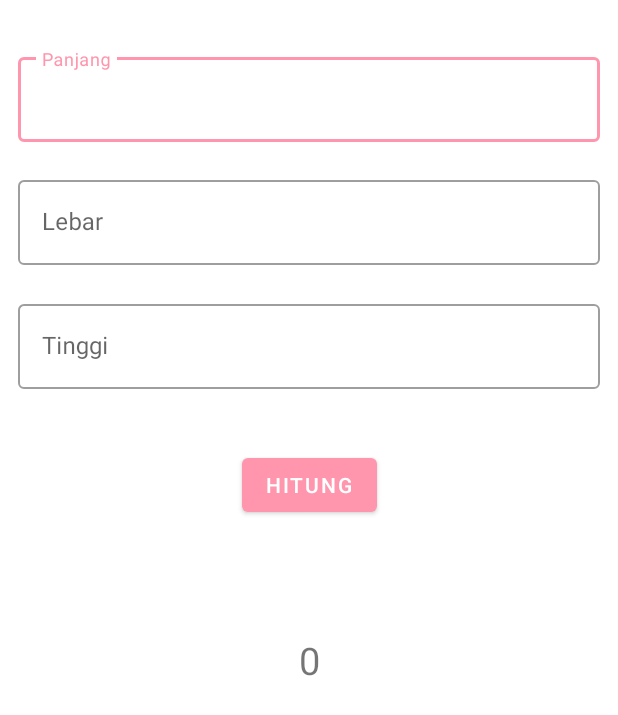
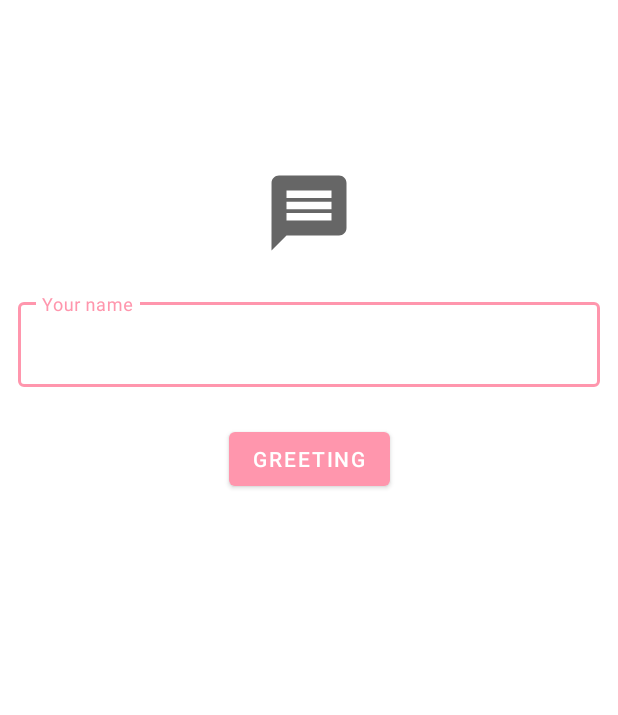
Before and after one commit to rifqyram/simple-android-kotlin-handson, an Android app: the screen it shows after launch (MainActivity), on a phone screen of 412 x 824 dp. Shown: the top 715 px of the screen. Run offline under Robolectric (Android 15) with nearby library versions, the light colour scheme and no system bars.

Commit message:
[HANDSON] Intent

```diff
--- a/app/src/main/java/com/enigma/pascalandroid/MainActivity.kt
+++ b/app/src/main/java/com/enigma/pascalandroid/MainActivity.kt
@@ -1,47 +1,27 @@
 package com.enigma.pascalandroid
 
 import android.annotation.SuppressLint
+import android.content.Intent
 import androidx.appcompat.app.AppCompatActivity
 import android.os.Bundle
+import android.view.View
 import android.widget.TextView
 import com.google.android.material.button.MaterialButton
 import com.google.android.material.textfield.TextInputEditText
+import kotlinx.android.synthetic.main.activity_main.*
 
 class MainActivity : AppCompatActivity() {
-    lateinit var calcTv: TextView
-    lateinit var lengthInput: TextInputEditText
-    lateinit var widthInput: TextInputEditText
-    lateinit var heightInput: TextInputEditText
-    lateinit var button: MaterialButton
 
     @SuppressLint("SetTextI18n")
     override fun onCreate(savedInstanceState: Bundle?) {
         super.onCreate(savedInstanceState)
         setContentView(R.layout.activity_main)
-
-        button = findViewById(R.id.calc_btn)
-        calcTv = findViewById(R.id.calc_tv)
-        lengthInput = findViewById(R.id.input_length)
-        widthInput = findViewById(R.id.input_width)
-        heightInput = findViewById(R.id.input_height)
-
-        button.setOnClickListener {
-            if (lengthInput.text.isNullOrBlank() || heightInput.text.isNullOrBlank() || widthInput.text.isNullOrBlank()) {
-                calcTv.text = "Invalid input!"
-            } else {
-                calcOnPress()
-            }
-        }
     }
 
-    private fun calculate(length: Int, width: Int, height: Int) = length * width * height
-
-    private fun calcOnPress() {
-        val length = lengthInput.text.toString().toInt()
-        val width = widthInput.text.toString().toInt()
-        val height = heightInput.text.toString().toInt()
-        val calculate = calculate(length, width, height)
-        calcTv.text = "$calculate"
+    private fun sendData() {
+        val intent = Intent(this@MainActivity, SecondActivity::class.java)
+        intent.putExtra(SecondActivity.GET_NAME, input_greeting.text.toString())
+        input_greeting.setText("")
+        startActivity(intent)
     }
-
 }
--- a/app/src/main/res/layout/activity_main.xml
+++ b/app/src/main/res/layout/activity_main.xml
@@ -8,86 +8,40 @@
     android:layout_margin="12dp"
     tools:context=".MainActivity">
 
+    <ImageView
+        android:id="@+id/image_message"
+        android:layout_width="60dp"
+        android:layout_height="60dp"
+        android:layout_marginTop="100dp"
+        android:background="@drawable/ic_baseline_message_24"
+        app:layout_constraintLeft_toLeftOf="parent"
+        app:layout_constraintRight_toRightOf="parent"
+        app:layout_constraintTop_toTopOf="parent" />
+
     <com.google.android.material.textfield.TextInputLayout
-        android:id="@+id/outline_tv_length"
+        android:id="@+id/outlinedTextField"
         style="@style/Widget.MaterialComponents.TextInputLayout.OutlinedBox"
         android:layout_width="match_parent"
         android:layout_height="wrap_content"
-        android:hint="Panjang"
-        app:layout_constraintBottom_toTopOf="@id/outline_tv_width"
-        app:layout_constraintTop_toTopOf="parent">
+        android:layout_marginTop="24dp"
+        android:hint="Your name"
+        app:layout_constraintTop_toBottomOf="@+id/image_message">
 
         <com.google.android.material.textfield.TextInputEditText
-            android:id="@+id/input_length"
+            android:id="@+id/input_greeting"
             android:layout_width="match_parent"
-            android:layout_height="wrap_content"
-            android:inputType="number" />
-
-    </com.google.android.material.textfield.TextInputLayout>
-
-    <com.google.android.material.textfield.TextInputLayout
-        android:id="@+id/outline_tv_width"
-        style="@style/Widget.MaterialComponents.TextInputLayout.OutlinedBox"
-        android:layout_width="match_parent"
-        android:layout_height="wrap_content"
-        android:hint="Lebar"
-        app:layout_constraintBottom_toTopOf="@id/outline_tv_height"
-        app:layout_constraintTop_toBottomOf="@id/outline_tv_length">
-
-        <com.google.android.material.textfield.TextInputEditText
-            android:id="@+id/input_width"
-            android:layout_width="match_parent"
-            android:layout_height="wrap_content"
-            android:inputType="number" />
-
-    </com.google.android.material.textfield.TextInputLayout>
-
-    <com.google.android.material.textfield.TextInputLayout
-        android:id="@+id/outline_tv_height"
-        style="@style/Widget.MaterialComponents.TextInputLayout.OutlinedBox"
-        android:layout_width="match_parent"
-        android:layout_height="wrap_content"
-        android:hint="Tinggi"
-        app:layout_constraintBottom_toTopOf="@+id/calc_btn"
-        app:layout_constraintTop_toBottomOf="@id/outline_tv_width">
-
-        <com.google.android.material.textfield.TextInputEditText
-            android:id="@+id/input_height"
-            android:layout_width="match_parent"
-            android:layout_height="wrap_content"
-            android:inputType="number" />
+            android:layout_height="wrap_content" />
 
     </com.google.android.material.textfield.TextInputLayout>
 
     <com.google.android.material.button.MaterialButton
-        android:id="@+id/calc_btn"
+        android:id="@+id/greeting_btn"
         android:layout_width="wrap_content"
         android:layout_height="wrap_content"
-        android:layout_marginTop="20dp"
-        android:text="Hitung"
-        app:layout_constraintBottom_toTopOf="@id/guideline2"
+        android:layout_marginTop="24dp"
+        android:text="Greeting"
         app:layout_constraintLeft_toLeftOf="parent"
         app:layout_constraintRight_toRightOf="parent"
-        app:layout_constraintTop_toBottomOf="@id/outline_tv_height" />
-
-    <androidx.constraintlayout.widget.Guideline
-        android:id="@+id/guideline2"
-        android:layout_width="wrap_content"
-        android:layout_height="wrap_content"
-        android:orientation="horizontal"
-        app:layout_constraintGuide_begin="356dp" />
-
-    <TextView
-        android:id="@+id/calc_tv"
-        android:layout_width="match_parent"
-        android:layout_height="wrap_content"
-        android:layout_marginBottom="300dp"
-        android:text="0"
-        android:textAlignment="center"
-        android:textSize="25sp"
-        app:layout_constraintBottom_toBottomOf="parent"
-        app:layout_constraintLeft_toLeftOf="parent"
-        app:layout_constraintRight_toRightOf="parent"
-        app:layout_constraintTop_toBottomOf="@id/guideline2" />
+        app:layout_constraintTop_toBottomOf="@id/outlinedTextField" />
 
 </androidx.constraintlayout.widget.ConstraintLayout>
```
Also changed, not shown: app/src/main/java/com/enigma/pascalandroid/SecondActivity.kt (added, +35 -0 lines), app/src/main/res/layout/activity_second.xml (added, +53 -0 lines).
